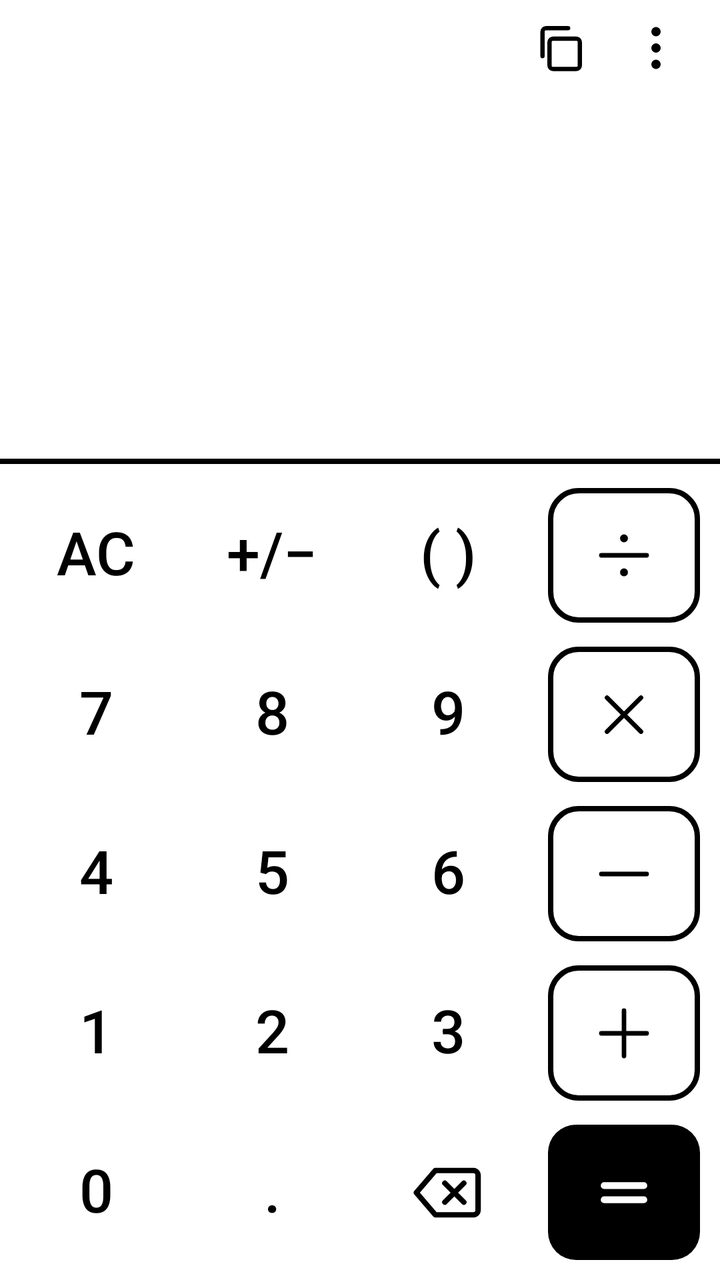
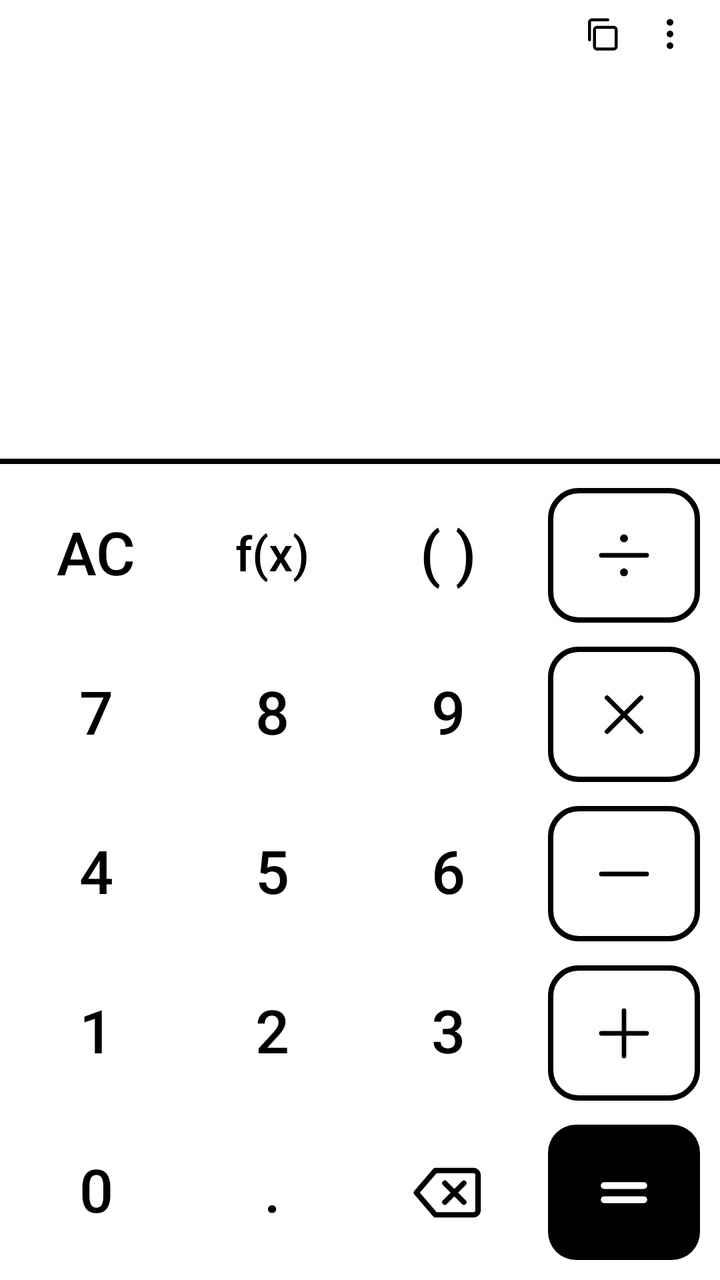

Screens rendered from an Android XML layout before and after an edit, with the pre-edit source and the edit as a unified diff.
<!-- AndroidManifest.xml: application theme Theme.PaperCalc -->
<!-- res/layout/activity_main.xml -->
<?xml version="1.0" encoding="utf-8"?>
<LinearLayout xmlns:android="http://schemas.android.com/apk/res/android"
    android:layout_width="match_parent"
    android:layout_height="match_parent"
    android:background="@color/paper"
    android:orientation="vertical">

    
    <LinearLayout
        android:layout_width="match_parent"
        android:layout_height="0dp"
        android:layout_weight="36"
        android:orientation="vertical"
        android:paddingStart="16dp"
        android:paddingEnd="8dp"
        android:paddingBottom="6dp">

        <LinearLayout
            android:layout_width="match_parent"
            android:layout_height="wrap_content"
            android:gravity="end"
            android:orientation="horizontal">

            <ImageButton
                android:id="@+id/btn_copy"
                style="@style/TopIcon"
                android:contentDescription="@string/copy"
                android:src="@drawable/ic_copy" />

            <ImageButton
                android:id="@+id/btn_more"
                style="@style/TopIcon"
                android:contentDescription="@string/settings"
                android:src="@drawable/ic_more" />
        </LinearLayout>

        <TextView
            android:id="@+id/expression"
            android:layout_width="match_parent"
            android:layout_height="0dp"
            android:layout_marginEnd="8dp"
            android:layout_weight="1"
            android:autoSizeMaxTextSize="@dimen/expr_text_max"
            android:autoSizeMinTextSize="16sp"
            android:autoSizeStepGranularity="2sp"
            android:autoSizeTextType="uniform"
            android:fontFamily="sans-serif"
            android:gravity="bottom|end"
            android:includeFontPadding="false"
            android:maxLines="2"
            android:textColor="@color/ink"
            android:textIsSelectable="false" />

        <TextView
            android:id="@+id/result"
            android:layout_width="match_parent"
            android:layout_height="52dp"
            android:layout_marginEnd="8dp"
            android:autoSizeMaxTextSize="@dimen/result_text"
            android:autoSizeMinTextSize="14sp"
            android:autoSizeStepGranularity="2sp"
            android:autoSizeTextType="uniform"
            android:fontFamily="sans-serif-medium"
            android:gravity="center_vertical|end"
            android:includeFontPadding="false"
            android:maxLines="1"
            android:textColor="@color/ink" />
    </LinearLayout>

    <View
        android:layout_width="match_parent"
        android:layout_height="2.5dp"
        android:background="@color/ink" />

    
    <LinearLayout
        android:id="@+id/keypad"
        android:layout_width="match_parent"
        android:layout_height="0dp"
        android:layout_weight="64"
        android:orientation="vertical"
        android:paddingStart="4dp"
        android:paddingTop="6dp"
        android:paddingEnd="4dp"
        android:paddingBottom="4dp">

        <LinearLayout
            android:layout_width="match_parent"
            android:layout_height="0dp"
            android:layout_weight="1">

            <TextView android:id="@+id/key_clear" style="@style/Key" android:text="AC" />
            <TextView android:id="@+id/key_sign" style="@style/Key" android:text="+/−"
                android:contentDescription="@string/toggle_sign" />
            <TextView android:id="@+id/key_paren" style="@style/Key" android:text="( )"
                android:contentDescription="@string/parentheses" />
            <ImageButton android:id="@+id/key_div" style="@style/OpKey" android:src="@drawable/ic_divide"
                android:contentDescription="÷" />
        </LinearLayout>

        <LinearLayout
            android:layout_width="match_parent"
            android:layout_height="0dp"
            android:layout_weight="1">

            <TextView android:id="@+id/key_7" style="@style/Key" android:text="7" />
            <TextView android:id="@+id/key_8" style="@style/Key" android:text="8" />
            <TextView android:id="@+id/key_9" style="@style/Key" android:text="9" />
            <ImageButton android:id="@+id/key_mul" style="@style/OpKey" android:src="@drawable/ic_multiply"
                android:contentDescription="×" />
        </LinearLayout>

        <LinearLayout
            android:layout_width="match_parent"
            android:layout_height="0dp"
            android:layout_weight="1">

            <TextView android:id="@+id/key_4" style="@style/Key" android:text="4" />
            <TextView android:id="@+id/key_5" style="@style/Key" android:text="5" />
            <TextView android:id="@+id/key_6" style="@style/Key" android:text="6" />
            <ImageButton android:id="@+id/key_sub" style="@style/OpKey" android:src="@drawable/ic_minus"
                android:contentDescription="−" />
        </LinearLayout>

        <LinearLayout
            android:layout_width="match_parent"
            android:layout_height="0dp"
            android:layout_weight="1">

            <TextView android:id="@+id/key_1" style="@style/Key" android:text="1" />
            <TextView android:id="@+id/key_2" style="@style/Key" android:text="2" />
            <TextView android:id="@+id/key_3" style="@style/Key" android:text="3" />
            <ImageButton android:id="@+id/key_add" style="@style/OpKey" android:src="@drawable/ic_plus"
                android:contentDescription="+" />
        </LinearLayout>

        <LinearLayout
            android:layout_width="match_parent"
            android:layout_height="0dp"
            android:layout_weight="1">

            <TextView android:id="@+id/key_0" style="@style/Key" android:text="0" />
            <TextView android:id="@+id/key_dot" style="@style/Key" android:text="." />
            <ImageButton android:id="@+id/key_back" style="@style/OpKey" android:background="@null"
                android:src="@drawable/ic_backspace" android:contentDescription="@string/backspace" />
            <ImageButton android:id="@+id/key_eq" style="@style/OpKey" android:background="@drawable/key_eq_bg"
                android:src="@drawable/ic_equals" android:contentDescription="=" />
        </LinearLayout>
    </LinearLayout>
</LinearLayout>
<!-- resources referenced by this layout -->
<resources>
  <color name="ink">#000000</color>
  <color name="paper">#FFFFFF</color>
  <dimen name="expr_text_max">26sp</dimen>
  <dimen name="result_text">36sp</dimen>
  <!-- drawable ic_copy (drawable) -->
  <?xml version="1.0" encoding="utf-8"?>
  <vector xmlns:android="http://schemas.android.com/apk/res/android"
      android:width="28dp"
      android:height="28dp"
      android:viewportWidth="24"
      android:viewportHeight="24">
      <path android:pathData="M9,8 h10 a1.5,1.5 0 0,1 1.5,1.5 v10 a1.5,1.5 0 0,1 -1.5,1.5 h-10 a1.5,1.5 0 0,1 -1.5,-1.5 v-10 a1.5,1.5 0 0,1 1.5,-1.5 Z M4.5,15.5 V5 a1.5,1.5 0 0,1 1.5,-1.5 H15.5" android:strokeColor="#000000" android:strokeWidth="1.8" android:strokeLineCap="round" android:strokeLineJoin="round" />
  </vector>
  <!-- drawable ic_more (drawable) -->
  <?xml version="1.0" encoding="utf-8"?>
  <vector xmlns:android="http://schemas.android.com/apk/res/android"
      android:width="28dp"
      android:height="28dp"
      android:viewportWidth="24"
      android:viewportHeight="24">
      <path android:pathData="M10,5 a2,2 0 1,0 4,0 a2,2 0 1,0 -4,0 M10,12 a2,2 0 1,0 4,0 a2,2 0 1,0 -4,0 M10,19 a2,2 0 1,0 4,0 a2,2 0 1,0 -4,0" android:fillColor="#000000" />
  </vector>
  <!-- drawable key_eq_bg (drawable) -->
  <?xml version="1.0" encoding="utf-8"?>
  <inset xmlns:android="http://schemas.android.com/apk/res/android"
      android:inset="@dimen/op_inset">
      <shape android:shape="rectangle">
          <corners android:radius="14dp" />
          <solid android:color="@color/ink" />
      </shape>
  </inset>
  <string name="backspace">Delete</string>
  <string name="copy">Copy</string>
  <string name="parentheses">Parentheses</string>
  <string name="settings">Options</string>
  <string name="toggle_sign">Change sign</string>
  <style name="TopIcon">
          <item name="android:layout_width">48dp</item>
          <item name="android:layout_height">48dp</item>
          <item name="android:background">@null</item>
          <item name="android:scaleType">center</item>
          <item name="android:soundEffectsEnabled">false</item>
      </style>
  <dimen name="op_inset">6dp</dimen>
  <dimen name="key_text">30sp</dimen>
  <style name="Theme.PaperCalc.Dialog" parent="@android:style/Theme.DeviceDefault.Light.Dialog.Alert">
          <item name="android:colorAccent">@color/ink</item>
          <item name="android:colorControlActivated">@color/ink</item>
          <item name="android:textColorPrimary">@color/ink</item>
          <item name="android:windowAnimationStyle">@null</item>
      </style>
  <!-- unchanged entries left out for length: 10 -->
</resources>

<!-- the commit's change to res/layout/activity_main.xml (unified diff, before → after) -->
@@ -23,13 +23,13 @@
 
             <ImageButton
                 android:id="@+id/btn_copy"
-                style="@style/TopIcon"
+                style="@style/SmallTopIcon"
                 android:contentDescription="@string/copy"
                 android:src="@drawable/ic_copy" />
 
             <ImageButton
                 android:id="@+id/btn_more"
-                style="@style/TopIcon"
+                style="@style/SmallTopIcon"
                 android:contentDescription="@string/settings"
                 android:src="@drawable/ic_more" />
         </LinearLayout>
@@ -90,37 +90,84 @@
             android:layout_weight="1">
 
             <TextView android:id="@+id/key_clear" style="@style/Key" android:text="AC" />
-            <TextView android:id="@+id/key_sign" style="@style/Key" android:text="+/−"
-                android:contentDescription="@string/toggle_sign" />
+            <TextView android:id="@+id/key_fn" style="@style/Key" android:text="f(x)"
+                android:textSize="@dimen/fn_key_text"
+                android:contentDescription="@string/functions" />
             <TextView android:id="@+id/key_paren" style="@style/Key" android:text="( )"
                 android:contentDescription="@string/parentheses" />
             <ImageButton android:id="@+id/key_div" style="@style/OpKey" android:src="@drawable/ic_divide"
                 android:contentDescription="÷" />
         </LinearLayout>
 
-        <LinearLayout
+        
+        <FrameLayout
             android:layout_width="match_parent"
             android:layout_height="0dp"
-            android:layout_weight="1">
+            android:layout_weight="2">
 
-            <TextView android:id="@+id/key_7" style="@style/Key" android:text="7" />
-            <TextView android:id="@+id/key_8" style="@style/Key" android:text="8" />
-            <TextView android:id="@+id/key_9" style="@style/Key" android:text="9" />
-            <ImageButton android:id="@+id/key_mul" style="@style/OpKey" android:src="@drawable/ic_multiply"
-                android:contentDescription="×" />
-        </LinearLayout>
+            <LinearLayout
+                android:layout_width="match_parent"
+                android:layout_height="match_parent"
+                android:orientation="vertical">
 
-        <LinearLayout
-            android:layout_width="match_parent"
-            android:layout_height="0dp"
-            android:layout_weight="1">
+                <LinearLayout
+                    android:layout_width="match_parent"
+                    android:layout_height="0dp"
+                    android:layout_weight="1">
 
-            <TextView android:id="@+id/key_4" style="@style/Key" android:text="4" />
-            <TextView android:id="@+id/key_5" style="@style/Key" android:text="5" />
-            <TextView android:id="@+id/key_6" style="@style/Key" android:text="6" />
-            <ImageButton android:id="@+id/key_sub" style="@style/OpKey" android:src="@drawable/ic_minus"
-                android:contentDescription="−" />
-        </LinearLayout>
+                    <TextView android:id="@+id/key_7" style="@style/Key" android:text="7" />
+                    <TextView android:id="@+id/key_8" style="@style/Key" android:text="8" />
+                    <TextView android:id="@+id/key_9" style="@style/Key" android:text="9" />
+                    <ImageButton android:id="@+id/key_mul" style="@style/OpKey" android:src="@drawable/ic_multiply"
+                        android:contentDescription="×" />
+                </LinearLayout>
+
+                <LinearLayout
+                    android:layout_width="match_parent"
+                    android:layout_height="0dp"
+                    android:layout_weight="1">
+
+                    <TextView android:id="@+id/key_4" style="@style/Key" android:text="4" />
+                    <TextView android:id="@+id/key_5" style="@style/Key" android:text="5" />
+                    <TextView android:id="@+id/key_6" style="@style/Key" android:text="6" />
+                    <ImageButton android:id="@+id/key_sub" style="@style/OpKey" android:src="@drawable/ic_minus"
+                        android:contentDescription="−" />
+                </LinearLayout>
+            </LinearLayout>
+
+            <LinearLayout
+                android:id="@+id/fn_panel"
+                android:layout_width="match_parent"
+                android:layout_height="match_parent"
+                android:layout_margin="4dp"
+                android:background="@drawable/panel_bg"
+                android:clickable="true"
+                android:focusable="false"
+                android:orientation="vertical"
+                android:padding="4dp"
+                android:visibility="gone">
+
+            <LinearLayout
+                android:layout_width="match_parent"
+                android:layout_height="0dp"
+                android:layout_weight="1">
+                <TextView android:id="@+id/fn_pi" style="@style/MiniKey" android:text="π" android:contentDescription="π" />
+                <TextView android:id="@+id/fn_e" style="@style/MiniKey" android:text="e" android:contentDescription="e" />
+                <TextView android:id="@+id/fn_sqrt" style="@style/MiniKey" android:text="√x" android:contentDescription="@string/fn_sqrt" />
+                <TextView android:id="@+id/fn_square" style="@style/MiniKey" android:text="x²" android:contentDescription="@string/fn_square" />
+            </LinearLayout>
+
+            <LinearLayout
+                android:layout_width="match_parent"
+                android:layout_height="0dp"
+                android:layout_weight="1">
+                <TextView android:id="@+id/fn_power" style="@style/MiniKey" android:text="xʸ" android:contentDescription="@string/fn_power" />
+                <TextView android:id="@+id/fn_inverse" style="@style/MiniKey" android:text="1/x" android:contentDescription="@string/fn_inverse" />
+                <TextView android:id="@+id/fn_sign" style="@style/MiniKey" android:text="±" android:contentDescription="@string/toggle_sign" />
+                <TextView android:id="@+id/fn_fact" style="@style/MiniKey" android:text="n!" android:contentDescription="@string/fn_factorial" />
+            </LinearLayout>
+            </LinearLayout>
+        </FrameLayout>
 
         <LinearLayout
             android:layout_width="match_parent"
<!-- resource entries referenced after the edit -->
@@ -3,12 +3,13 @@
   <color name="ink">#000000</color>
   <color name="paper">#FFFFFF</color>
   <dimen name="expr_text_max">26sp</dimen>
+  <dimen name="fn_key_text">24sp</dimen>
   <dimen name="result_text">36sp</dimen>
   <!-- drawable ic_copy (drawable) -->
   <?xml version="1.0" encoding="utf-8"?>
   <vector xmlns:android="http://schemas.android.com/apk/res/android"
-      android:width="28dp"
-      android:height="28dp"
+      android:width="20dp"
+      android:height="20dp"
       android:viewportWidth="24"
       android:viewportHeight="24">
       <path android:pathData="M9,8 h10 a1.5,1.5 0 0,1 1.5,1.5 v10 a1.5,1.5 0 0,1 -1.5,1.5 h-10 a1.5,1.5 0 0,1 -1.5,-1.5 v-10 a1.5,1.5 0 0,1 1.5,-1.5 Z M4.5,15.5 V5 a1.5,1.5 0 0,1 1.5,-1.5 H15.5" android:strokeColor="#000000" android:strokeWidth="1.8" android:strokeLineCap="round" android:strokeLineJoin="round" />
@@ -16,8 +17,8 @@
   <!-- drawable ic_more (drawable) -->
   <?xml version="1.0" encoding="utf-8"?>
   <vector xmlns:android="http://schemas.android.com/apk/res/android"
-      android:width="28dp"
-      android:height="28dp"
+      android:width="20dp"
+      android:height="20dp"
       android:viewportWidth="24"
       android:viewportHeight="24">
       <path android:pathData="M10,5 a2,2 0 1,0 4,0 a2,2 0 1,0 -4,0 M10,12 a2,2 0 1,0 4,0 a2,2 0 1,0 -4,0 M10,19 a2,2 0 1,0 4,0 a2,2 0 1,0 -4,0" android:fillColor="#000000" />
@@ -31,20 +32,47 @@
           <solid android:color="@color/ink" />
       </shape>
   </inset>
+  <!-- drawable panel_bg (drawable) -->
+  <?xml version="1.0" encoding="utf-8"?>
+  <shape xmlns:android="http://schemas.android.com/apk/res/android" android:shape="rectangle">
+      <corners android:radius="14dp" />
+      <stroke android:width="2.5dp" android:color="@color/ink" />
+      <solid android:color="@color/paper" />
+  </shape>
   <string name="backspace">Delete</string>
   <string name="copy">Copy</string>
+  <string name="fn_factorial">Factorial</string>
+  <string name="fn_inverse">Inverse</string>
+  <string name="fn_power">Power</string>
+  <string name="fn_sqrt">Square root</string>
+  <string name="fn_square">Square</string>
+  <string name="functions">Functions</string>
   <string name="parentheses">Parentheses</string>
   <string name="settings">Options</string>
   <string name="toggle_sign">Change sign</string>
-  <style name="TopIcon">
-          <item name="android:layout_width">48dp</item>
-          <item name="android:layout_height">48dp</item>
+  <style name="MiniKey" parent="Key">
+          <item name="android:textSize">@dimen/mini_key_text</item>
+          <item name="android:background">@drawable/mini_key_bg</item>
+      </style>
+  <style name="SmallTopIcon">
+          <item name="android:layout_width">34dp</item>
+          <item name="android:layout_height">34dp</item>
           <item name="android:background">@null</item>
           <item name="android:scaleType">center</item>
           <item name="android:soundEffectsEnabled">false</item>
       </style>
   <dimen name="op_inset">6dp</dimen>
   <dimen name="key_text">30sp</dimen>
+  <dimen name="mini_key_text">26sp</dimen>
+  <!-- drawable mini_key_bg (drawable) -->
+  <?xml version="1.0" encoding="utf-8"?>
+  <inset xmlns:android="http://schemas.android.com/apk/res/android" android:inset="4dp">
+      <shape android:shape="rectangle">
+          <corners android:radius="10dp" />
+          <stroke android:width="1.5dp" android:color="@color/ink" />
+          <solid android:color="@color/paper" />
+      </shape>
+  </inset>
   <style name="Theme.PaperCalc.Dialog" parent="@android:style/Theme.DeviceDefault.Light.Dialog.Alert">
           <item name="android:colorAccent">@color/ink</item>
           <item name="android:colorControlActivated">@color/ink</item>
